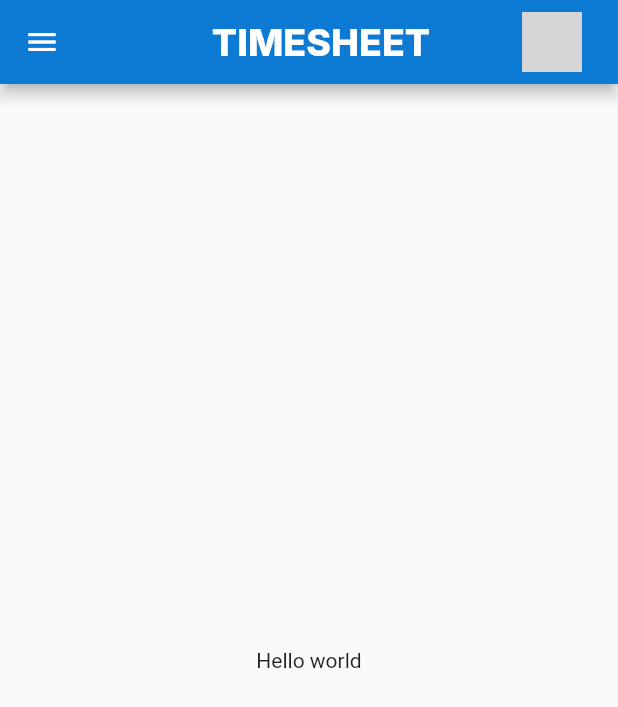
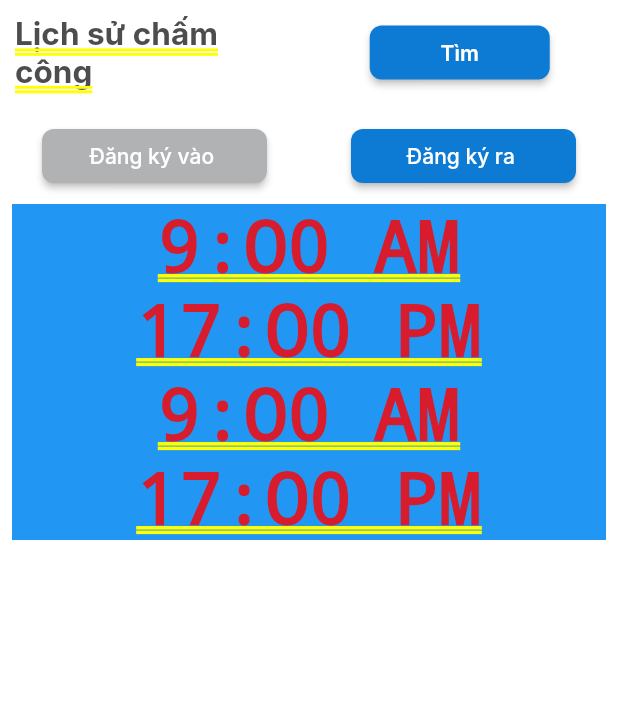
Before and after one commit to Vokhanh12/AppTimeSheet, a Flutter app: the screen it shows after launch, on a phone screen of 412 x 824 dp. Shown: the top 707 px of the screen. Run offline on Flutter 3.47's test engine with Material 2 defaults, Android fonts, the phone set to English and light mode, and no system bars; our stand-ins replace font_awesome_flutter; missing offline and left inert: dart:html; Roboto replaces fonts that are missing (Inter); grey boxes are pictures that could not be loaded.

Commit message:
add commit

```diff
--- a/lib/main.dart
+++ b/lib/main.dart
@@ -1,4 +1,5 @@
 import 'package:flutter/material.dart';
+import 'package:timesheet/views/historyTimeShee.dart';
 import 'package:timesheet/views/login_view.dart';
 import 'package:timesheet/views/register_view.dart';
 import 'package:timesheet/views/splash_view.dart';
@@ -6,6 +7,6 @@ import 'package:timesheet/views/timesheet_view.dart';
 
 void main() {
   runApp(MaterialApp(
-    home: TimeSheetView(),
+    home: HistoryTimeSheet(),
   ));
 }
--- /dev/null
+++ b/lib/models/historytimesheet.dart
@@ -0,0 +1,31 @@
+class historytimesheet {
+  String _timeRegister = "";
+  String _timeNow = "";
+  String _dateTime = "";
+
+  historytimesheet(this._timeRegister, this._timeNow, this._dateTime);
+
+  // Getter cho _timeRegister
+  String get timeRegister => _timeRegister;
+
+  // Setter cho _timeRegister
+  set timeRegister(String value) {
+    _timeRegister = value;
+  }
+
+  // Getter cho _timeNow
+  String get timeNow => _timeNow;
+
+  // Setter cho _timeNow
+  set timeNow(String value) {
+    _timeNow = value;
+  }
+
+  // Getter cho _dateTime
+  String get dateTime => _dateTime;
+
+  // Setter cho _dateTime
+  set dateTime(String value) {
+    _dateTime = value;
+  }
+}
--- /dev/null
+++ b/lib/views/historyTimeShee.dart
@@ -0,0 +1,142 @@
+import 'package:flutter/material.dart';
+import 'package:timesheet/models/historytimesheet.dart';
+
+class HistoryTimeSheet extends StatelessWidget {
+  HistoryTimeSheet({super.key});
+
+  @override
+  Widget build(context) {
+    return Column(
+      mainAxisAlignment: MainAxisAlignment.start,
+      crossAxisAlignment: CrossAxisAlignment.center,
+      children: [
+        Container(
+          padding: EdgeInsets.all(10),
+          child: Row(
+            mainAxisAlignment: MainAxisAlignment.center,
+            children: [
+              Expanded(
+                child: Center(
+                  child: Text(
+                    'Lịch sử chấm công',
+                    style: TextStyle(
+                      color: Color(0xFF4D4D4D),
+                      fontSize: 21,
+                      fontFamily: 'Inter',
+                      fontWeight: FontWeight.w700,
+                    ),
+                  ),
+                ),
+              ),
+              SizedBox(
+                width: 10,
+              ),
+              Expanded(
+                child: Center(
+                  child: Container(
+                    width: 120,
+                    child: ElevatedButton(
+                        style: ButtonStyle(
+                            backgroundColor:
+                                MaterialStatePropertyAll(Color(0xFF0D7BD4)),
+                            shape: MaterialStateProperty.all(
+                                RoundedRectangleBorder(
+                                    borderRadius: BorderRadius.circular(8)))),
+                        onPressed: () {},
+                        child: Text(
+                          'Tìm',
+                          style: TextStyle(
+                            color: Colors.white,
+                            fontSize: 14,
+                            fontFamily: 'Inter',
+                            fontWeight: FontWeight.w600,
+                          ),
+                        )),
+                  ),
+                ),
+              ),
+            ],
+          ),
+        ),
+        SizedBox(
+          height: 10,
+        ),
+        Row(
+          children: [
+            Expanded(
+              child: Center(
+                child: Container(
+                  width: 150,
+                  child: ElevatedButton(
+                      style: ButtonStyle(
+                          backgroundColor:
+                              MaterialStatePropertyAll(Color(0xFFB1B2B3)),
+                          shape: MaterialStateProperty.all(
+                              RoundedRectangleBorder(
+                                  borderRadius: BorderRadius.circular(8)))),
+                      onPressed: () {},
+                      child: Text(
+                        'Đăng ký vào ',
+                        style: TextStyle(
+                          color: Colors.white,
+                          fontSize: 14,
+                          fontFamily: 'Inter',
+                          fontWeight: FontWeight.w500,
+                        ),
+                      )),
+                ),
+              ),
+            ),
+            Expanded(
+              child: Center(
+                child: Container(
+                  width: 150,
+                  child: ElevatedButton(
+                      style: ButtonStyle(
+                          backgroundColor:
+                              MaterialStatePropertyAll(Color(0xFF0D7BD4)),
+                          shape: MaterialStateProperty.all(
+                              RoundedRectangleBorder(
+                                  borderRadius: BorderRadius.circular(8)))),
+                      onPressed: () {},
+                      child: Text(
+                        'Đăng ký ra ',
+                        style: TextStyle(
+                          color: Colors.white,
+                          fontSize: 14,
+                          fontFamily: 'Inter',
+                          fontWeight: FontWeight.w500,
+                        ),
+                      )),
+                ),
+              ),
+            ),
+          ],
+        ),
+        buildListItems(context)
+      ],
+    );
+  }
+
+  final List<historytimesheet> lstHistoryTimeSheet = <historytimesheet>[
+    historytimesheet("Dang ky vao", "9:O0 AM", "01/08/2023"),
+    historytimesheet("Dang ky ra", "17:O0 PM", "01/08/2023"),
+    historytimesheet("Dang ky vao", "9:O0 AM", "02/08/2023"),
+    historytimesheet("Dang ky ra", "17:O0 PM", "02/08/2023")
+  ];
+
+  Widget buildListItems(BuildContext context) => Container(
+        width: 1000,
+        height: 1000,
+        child: ListView.builder(
+            padding: const EdgeInsets.all(8),
+            itemCount: lstHistoryTimeSheet.length,
+            itemBuilder: (BuildContext context, int index) {
+              var historytimesheet1 = lstHistoryTimeSheet[index];
+              return Container(
+                color: Colors.blue,
+                child: Center(child: Text('${historytimesheet1.timeNow}')),
+              );
+            }),
+      );
+}
--- a/lib/views/keyanimation/menuOverlayAccount.dart
+++ b/lib/views/keyanimation/menuOverlayAccount.dart
@@ -63,7 +63,6 @@ Widget buildHeader(BuildContext context) => Material(
     );
 
 Widget BuildMenuItems(BuildContext context) => Container(
-      color: const Color.fromARGB(255, 173, 17, 17),
       padding: EdgeInsets.only(top: 5),
       child: Container(
         height: MediaQuery.of(context).size.height,
@@ -73,7 +72,7 @@ Widget BuildMenuItems(BuildContext context) => Container(
             mainAxisSize: MainAxisSize.max,
             crossAxisAlignment: CrossAxisAlignment.center,
             children: <Widget>[
-              Container(
+              Expanded(
                 child: Material(
                   color: Colors.white,
                   elevation: 18,
@@ -96,7 +95,8 @@ Widget BuildMenuItems(BuildContext context) => Container(
                   ),
                 ),
               ),
-              Material(
+              Expanded(
+                child: Material(
                   color: Colors.white,
                   elevation: 18,
                   shadowColor: const Color.fromARGB(255, 231, 240, 248),
@@ -117,7 +117,9 @@ Widget BuildMenuItems(BuildContext context) => Container(
                     onTap: () {},
                   ),
                 ),
-              Material(
+              ),
+              Expanded(
+                child: Material(
                   color: Colors.white,
                   elevation: 18,
                   shadowColor: const Color.fromARGB(255, 231, 240, 248),
@@ -138,6 +140,7 @@ Widget BuildMenuItems(BuildContext context) => Container(
                     onTap: () {},
                   ),
                 ),
+              ),
             ],
           ),
         ),
--- a/lib/views/timesheet_view.dart
+++ b/lib/views/timesheet_view.dart
@@ -62,19 +62,21 @@ class _TimeSheetViewState extends State<TimeSheetView> {
           width: SCREEN_WIDTH,
           height: SCREEN_HEIGHT,
           child: Stack(children: [
-            Center(child: Text("Hello world")),
             if (_isShowOverlay)
               Center(
                 child: Stack(
                   children: [
                     InkWell(
+                      //Click to background leave MynuOverlayAccount
                       onTap: () {
-                        print("hello");
+                        setState(() {
+                          _isShowOverlay = false;
+                        });
                       },
                       child: Container(
+                        color: Color.fromARGB(255, 87, 88, 87).withOpacity(0.5),
                         width: SCREEN_WIDTH,
                         height: SCREEN_HEIGHT,
-                        color: const Color.fromARGB(255, 201, 15, 15),
                       ),
                     ),
                     Center(
@@ -169,6 +171,7 @@ class NavigationDrawer extends StatelessWidget {
                 ),
               ),
               onTap: () {
+                Navigator.pop(context);
                 Navigator.of(context).push(
                     MaterialPageRoute(builder: (context) => TimeSheetView()));
               },
```
Lines whose indentation alone changed are shown as unchanged.
